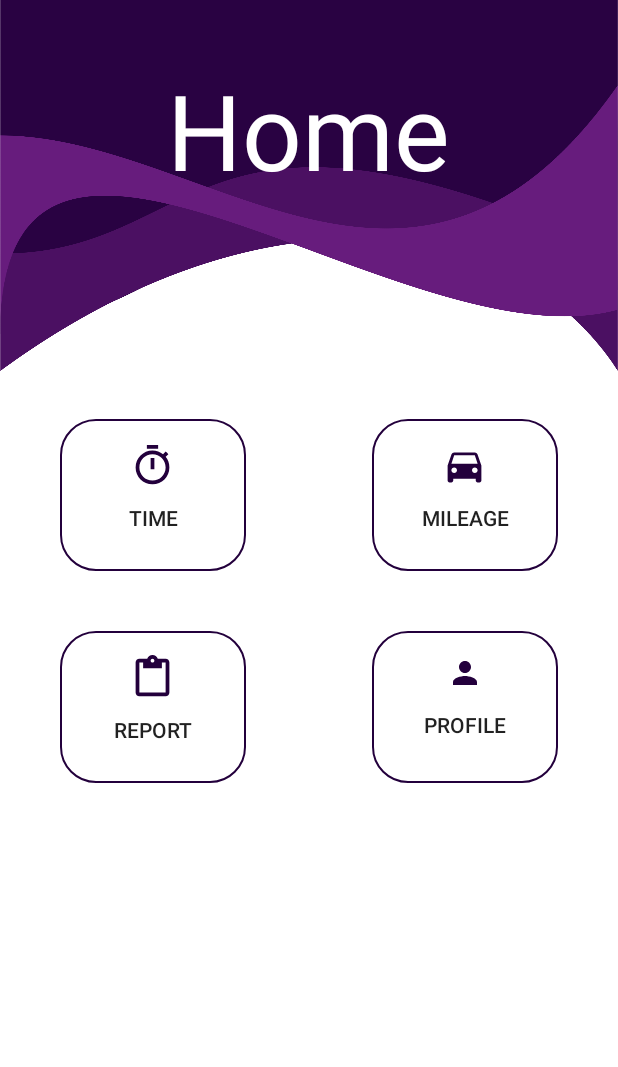
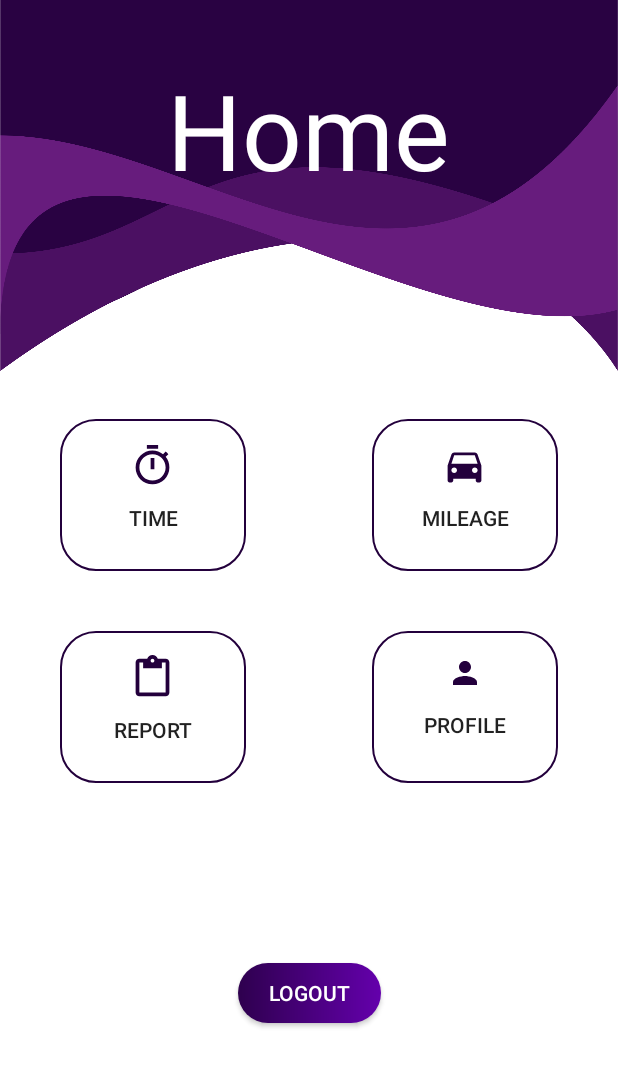
Before and after one commit to SwaginatorOne/ProjektArbeteKlientProgrammering, an Android app: the HomeActivity screen opened directly, with no data from a screen before it, on a phone screen of 412 x 824 dp. Shown: the top 1067 px of the screen. Run offline under Robolectric (Android 15) with nearby library versions, the phone set to English and light mode, and no system bars; our stand-ins replace Firebase (no records; nobody signed in at launch, a user with empty details on screens opened directly).

Commit message:
Lagt till logout funktion i homeactivity

```diff
--- a/app/src/main/java/com/example/Tajming/HomeActivity.java
+++ b/app/src/main/java/com/example/Tajming/HomeActivity.java
@@ -4,7 +4,10 @@ import androidx.appcompat.app.AppCompatActivity;
 
 import android.content.Intent;
 import android.os.Bundle;
+import android.view.View;
 import android.widget.Button;
+
+import com.google.firebase.auth.FirebaseAuth;
 
 public class HomeActivity extends AppCompatActivity
 {
@@ -12,6 +15,7 @@ public class HomeActivity extends AppCompatActivity
     private Button button_time_home;
     private Button button_profile_home;
     private Button button_mileage_home;
+    private Button button_logout_home;
 
     @Override
     protected void onCreate(Bundle savedInstanceState)
@@ -22,6 +26,7 @@ public class HomeActivity extends AppCompatActivity
         button_time_home = findViewById(R.id.menu_time);
         button_profile_home = findViewById(R.id.menu_profile);
         button_mileage_home = findViewById(R.id.menu_mileage);
+        button_logout_home = findViewById(R.id.button_logout_home);
 
         button_time_home.setOnClickListener(v ->
         {
@@ -40,5 +45,17 @@ public class HomeActivity extends AppCompatActivity
             Intent intent = new Intent(HomeActivity.this, MileageActivity.class);
             startActivity(intent);
         });
+
+        button_logout_home.setOnClickListener(new View.OnClickListener()
+        {
+            @Override
+            public void onClick(View v)
+            {
+                FirebaseAuth.getInstance().signOut();
+                Intent intent = new Intent(HomeActivity.this, MainActivity.class);
+                startActivity(intent);
+                finish();
+            }
+        });
     }
 }
--- a/app/src/main/res/layout/activity_home.xml
+++ b/app/src/main/res/layout/activity_home.xml
@@ -86,4 +86,17 @@
         app:layout_constraintEnd_toEndOf="parent"
         app:layout_constraintTop_toBottomOf="@+id/menu_mileage" />
 
+    <androidx.appcompat.widget.AppCompatButton
+        android:id="@+id/button_logout_home"
+        android:layout_width="95dp"
+        android:layout_height="40dp"
+        android:layout_marginTop="120dp"
+        android:background="@drawable/round_corner_purple_gradient_shape"
+        android:text="logout"
+        android:textColor="@color/white"
+        app:layout_constraintEnd_toEndOf="parent"
+        app:layout_constraintStart_toStartOf="parent"
+        app:layout_constraintTop_toBottomOf="@+id/menu_report" />
+
+
 </androidx.constraintlayout.widget.ConstraintLayout>
```
